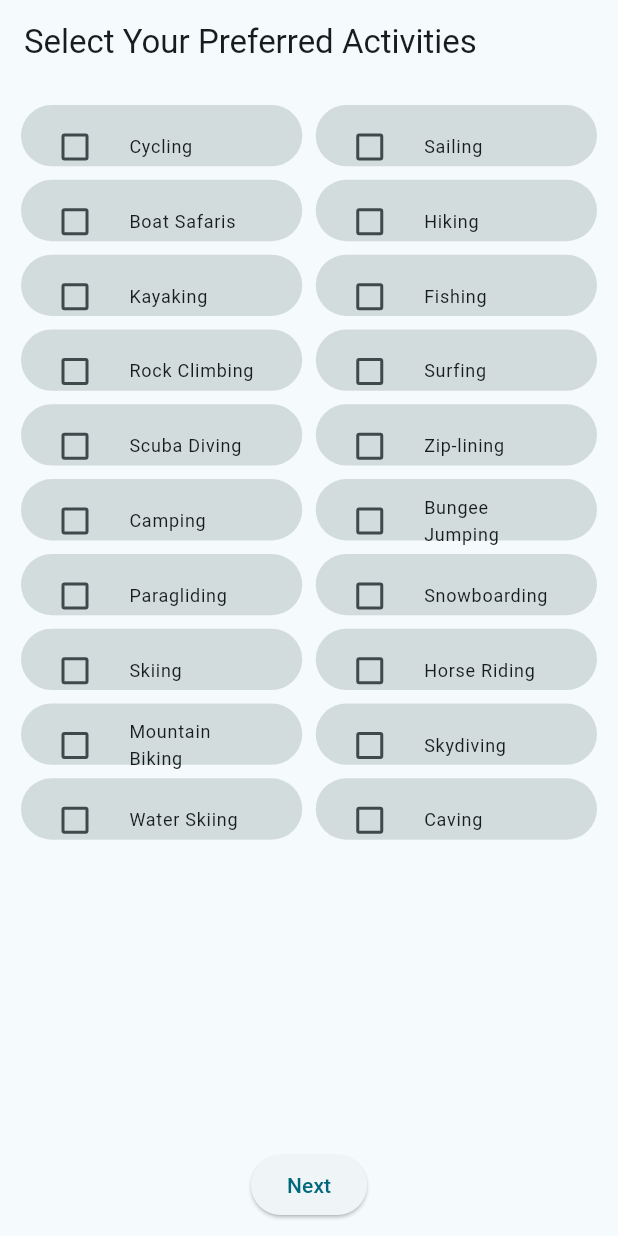
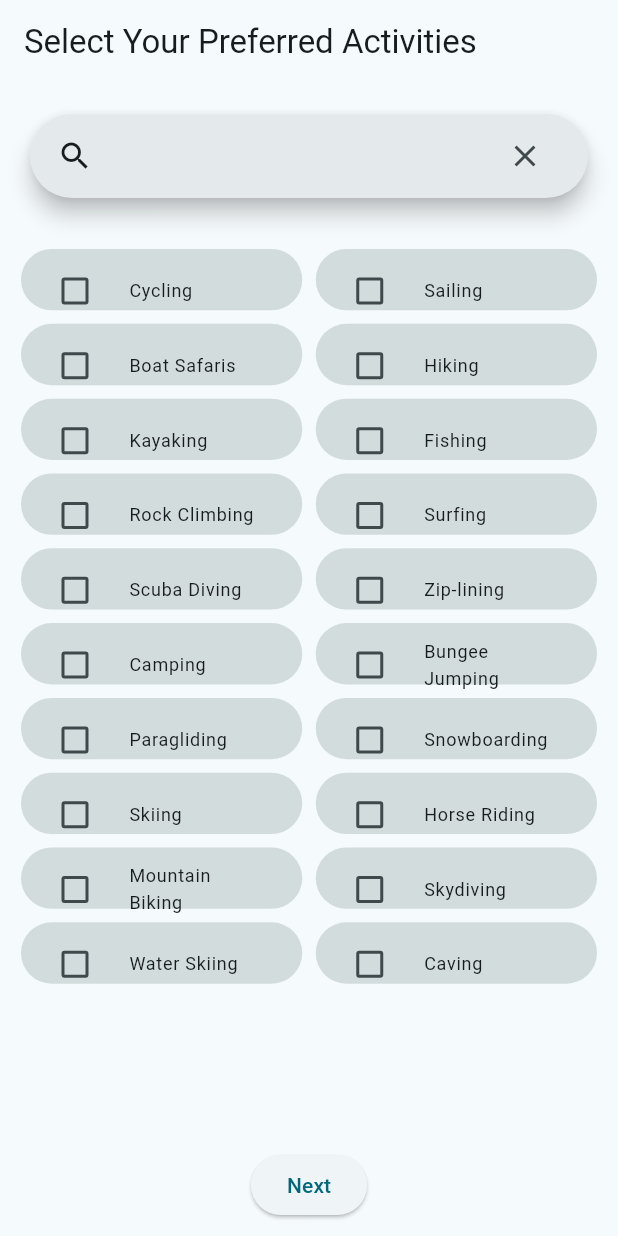
Before and after one commit to Iyadh27/CodexBots_SL-Portal, a Flutter app: the screen it shows after launch, on a phone screen of 412 x 824 dp. Run offline on Flutter 3.47's test engine with Material 3 defaults, Android fonts, the light colour scheme and no system bars; our stand-ins replace carousel_slider, file_picker, firebase_core; accounts and stored records are empty.

Commit message:
Search Bar

```diff
--- /dev/null
+++ b/lib/search_bar.dart
@@ -0,0 +1,167 @@
+import 'package:flutter/material.dart';
+
+class SearchBarComponent extends StatefulWidget {
+  final List<Map<String, dynamic>>
+      activities; // Accept activities list as a parameter
+  final Function(Map<String, dynamic>, bool) onActivitySelected; // Callback
+
+  const SearchBarComponent({
+    super.key,
+    required this.activities,
+    required this.onActivitySelected,
+  });
+
+  @override
+  State<SearchBarComponent> createState() => _SearchBarComponent();
+}
+
+class _SearchBarComponent extends State<SearchBarComponent> {
+  late List<Map<String, dynamic>>
+      allActivities; // Store the passed activities list
+  List<Map<String, dynamic>> filteredActivities =
+      []; // Stores filtered activities for search
+  List<String> selectedActivities = []; // Stores selected activities
+  bool showSearch = true; // To toggle between search and list view
+  String searchQuery = '';
+  Map<String, dynamic>?
+      selectedSearchResult; // Stores the selected search suggestion
+
+  @override
+  void initState() {
+    super.initState();
+    allActivities = widget.activities;
+  }
+
+  @override
+  Widget build(BuildContext context) {
+    return Padding(
+      padding: const EdgeInsets.all(10.0),
+      child: Column(
+        children: [
+          SearchAnchor(
+              builder: (BuildContext context, SearchController controller) {
+            return SearchBar(
+              controller: controller,
+              textStyle: WidgetStateProperty.resolveWith<TextStyle?>(
+                (states) => const TextStyle(fontSize: 14.0), // Adjust font size
+              ),
+              padding: const WidgetStatePropertyAll<EdgeInsets>(
+                  EdgeInsets.symmetric(horizontal: 18.0)),
+              onTap: () {
+                controller.openView();
+              },
+              onChanged: (_) {
+                controller.openView();
+              },
+              leading: const Icon(Icons.search),
+              trailing: <Widget>[
+                Tooltip(
+                  message: 'Close',
+                  child: IconButton(
+                    onPressed: () {
+                      setState(() {
+                        controller.clear(); // Clear the search bar
+                        searchQuery = ''; // Clear search query
+                        filterActivities(''); // Reset the list
+                        selectedSearchResult = null;
+                      });
+                    },
+                    icon: const Icon(Icons.close),
+                  ),
+                )
+              ],
+            );
+          }, suggestionsBuilder:
+                  (BuildContext context, SearchController controller) {
+            // Filter activities based on search query
+            filterActivities(controller.text);
+
+            // Build suggestion list
+            return List<ListTile>.generate(filteredActivities.length,
+                (int index) {
+              final activity = filteredActivities[index];
+              return ListTile(
+                title: Text(activity['name']),
+                onTap: () {
+                  setState(() {
+                    selectedSearchResult =
+                        activity; // Store selected search result
+                    controller.closeView(activity['name']);
+                  });
+                },
+              );
+            });
+          }),
+          const SizedBox(height: 20),
+          if (selectedSearchResult != null) // Show when an activity is selected
+            Padding(
+              padding: const EdgeInsets.all(10.0),
+              child: Column(
+                crossAxisAlignment: CrossAxisAlignment.start,
+                children: [
+                  CheckboxListTile(
+                    title: Text(selectedSearchResult!['name'] ??
+                        'Unknown'), // Safe access
+                    value: selectedSearchResult!['isChecked']
+                        as bool?, // Safe casting
+                    onChanged: (bool? value) {
+                      setState(() {
+                        selectedSearchResult!['isChecked'] = value!;
+                        widget.onActivitySelected(
+                            selectedSearchResult!, value); // Notify parent
+                        if (value) {
+                          selectedActivities.add(selectedSearchResult!['name']
+                              as String); // Safe casting
+                        } else {
+                          selectedActivities.remove(
+                              selectedSearchResult!['name']
+                                  as String); // Safe casting
+                        }
+                      });
+                    },
+                  ),
+                ],
+              ),
+            ),
+        ],
+      ),
+    );
+  }
+
+  // Filter activities based on the search query
+  void filterActivities(String query) {
+    setState(() {
+      if (query.isNotEmpty) {
+        filteredActivities = allActivities.where((activity) {
+          return activity['name'].toLowerCase().contains(query.toLowerCase());
+        }).toList();
+      }
+    });
+  }
+
+  // Renders the list of filtered activities with checkboxes
+  ListView renderList() {
+    return ListView.builder(
+      itemCount: filteredActivities.length,
+      itemBuilder: (context, index) {
+        final activity = filteredActivities[index];
+        return CheckboxListTile(
+          title: Text(activity['name']), // Display activity name
+          value: activity[
+              'selected'], // Show checkbox state based on 'selected' field
+          onChanged: (bool? value) {
+            setState(() {
+              activity['selected'] = value!; // Update the selected state
+              if (value) {
+                selectedActivities
+                    .add(activity['name']); // Add to selected list
+              } else {
+                selectedActivities.remove(activity['name']); // Remove from list
+              }
+            });
+          },
+        );
+      },
+    );
+  }
+}
```
Also changed, not shown: lib/bucket_list.dart (+7 -4 lines), lib/preferred_activities.dart (+9 -5 lines), lib/itenerary.dart (line endings or trailing spaces).
